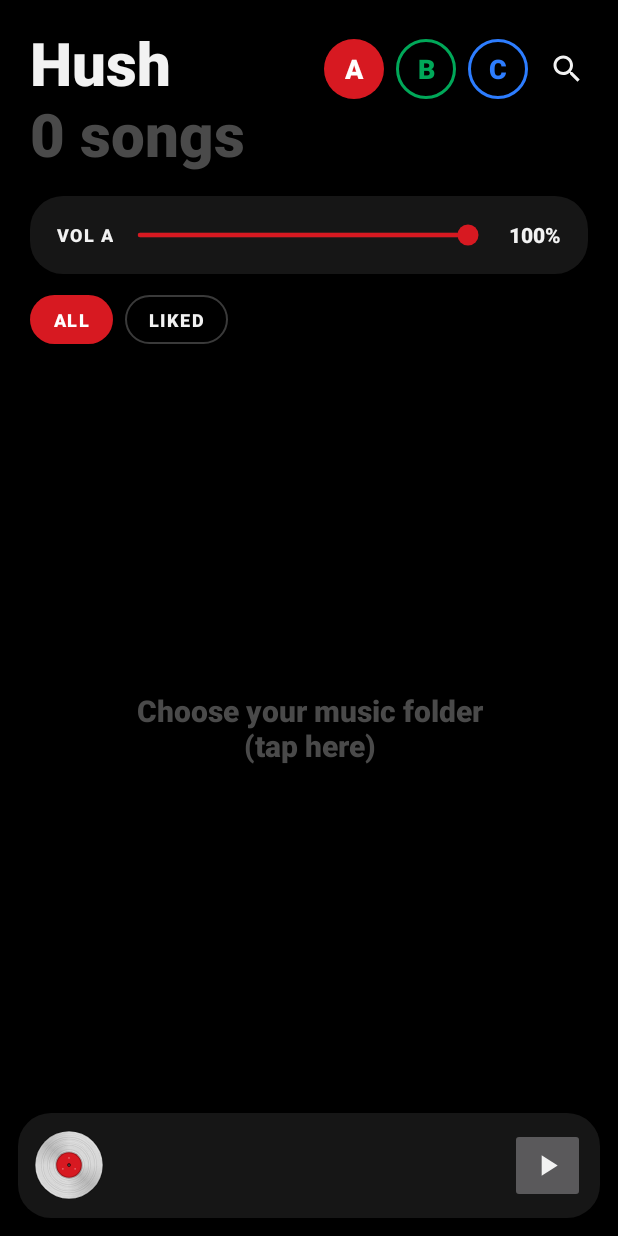
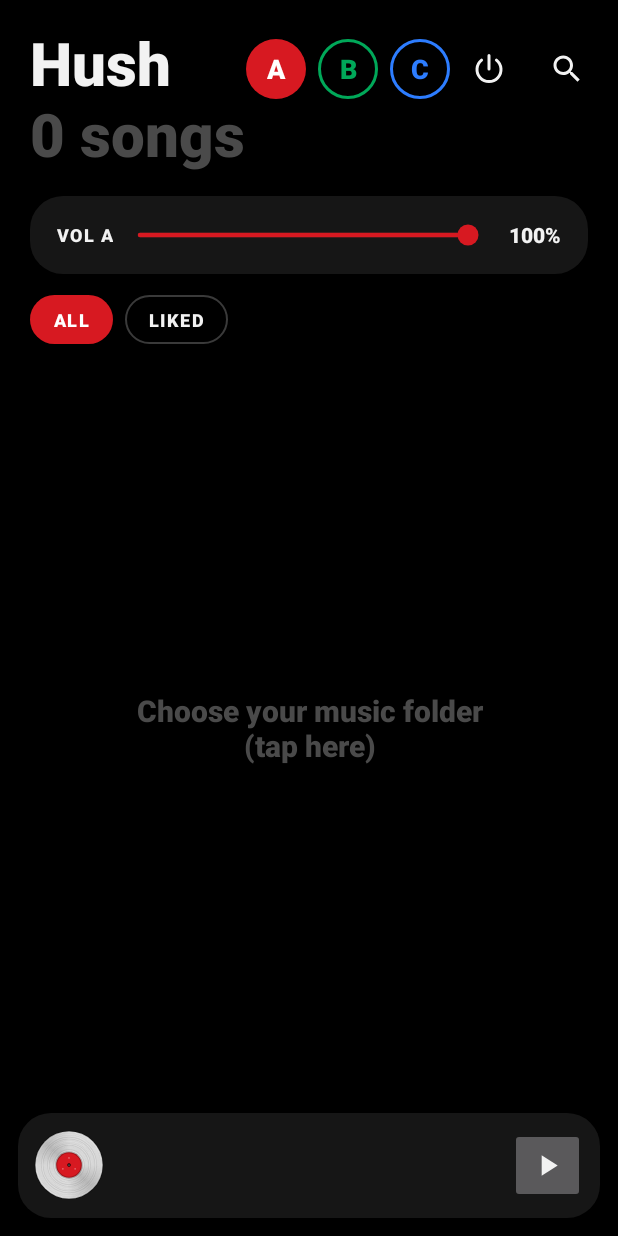
Before and after one commit to divakardznsyk/Hush-music-player, an Android app: the screen it shows after launch (MainActivity), on a phone screen of 412 x 824 dp. Run offline under Robolectric (Android 15) with nearby library versions, the phone set to English and light mode, and no system bars; 36 statements that could not run were skipped.

Commit message:
Remember each deck's queue, HALT hibernation, lighter ticker
Co-Authored-By: Claude Sonnet 5.5 <noreply@anthropic.com>
Claude-Session: https://claude.ai/code/session_01RPsNTUoqLZsedMBpKWADfi

```diff
--- a/app/src/main/java/app/hush/player/MainActivity.kt
+++ b/app/src/main/java/app/hush/player/MainActivity.kt
@@ -238,7 +238,7 @@ class MainActivity : Activity() {
     private val ticker = object : Runnable {
         override fun run() {
             updateProgress()
-            ui.postDelayed(this, 500)
+            ui.postDelayed(this, 1000)
         }
     }
 
@@ -255,7 +255,7 @@ class MainActivity : Activity() {
         bindViews()
         loadAccents()
         favs = (prefs.getStringSet("fav", emptySet()) ?: emptySet()).toMutableSet()
-        val aliveDecks = listOf(d2, d3).filter { prefs.getBoolean("alive${nm(it)}", false) }
+        val aliveDecks = listOf(d2, d3).filter { saved(it) }
 
         list.layoutManager = LinearLayoutManager(this)
         list.adapter = adapter
@@ -282,7 +282,7 @@ class MainActivity : Activity() {
 
         val toggle = View.OnClickListener { toggleDeck(cur) }
         playBtn.setOnClickListener(toggle)
-        miniPlay.setOnClickListener { miniDeck()?.let { toggleDeck(it) } }
+        miniPlay.setOnClickListener { if (halted) unhalt() else miniDeck()?.let { toggleDeck(it) } }
         nextBtn.setOnClickListener { cur.ctrl?.seekToNext() }
         prevBtn.setOnClickListener { cur.ctrl?.seekToPrevious() }
         shuffleBtn.setOnClickListener { cur.ctrl?.let { it.shuffleModeEnabled = !it.shuffleModeEnabled } }
@@ -350,8 +350,13 @@ class MainActivity : Activity() {
 
         applyTheme()
         selectDeck(d1)
-        connect(d1)
-        aliveDecks.forEach { connect(it) }
+        if (!halted) {
+            connect(d1)
+            aliveDecks.forEach { connect(it) }
+        }
+        syncHalt()
+        v<View>(R.id.haltBtn).setOnClickListener { halt() }
+        v<View>(R.id.haltBtn2).setOnClickListener { halt() }
         requestAccess()
         val crash = File(filesDir, "crash.txt")
         if (crash.exists()) {
@@ -755,7 +760,7 @@ class MainActivity : Activity() {
 
     /** Tells you which deck a tap will play on. */
     private fun updateHint() {
-        reorderHint.text = "PLAYS ON DECK ${nm(cur)}"
+        reorderHint.text = if (halted) "HALTED · TAP HALT OR PLAY" else "PLAYS ON DECK ${nm(cur)}"
         reorderHint.setTextColor(cur.accent)
         reorderHint.visibility = if (shown.isNotEmpty()) View.VISIBLE else View.GONE
     }
@@ -816,7 +821,48 @@ class MainActivity : Activity() {
         }, ContextCompat.getMainExecutor(this))
     }
 
+    private val halted get() = prefs.getBoolean("halted", false)
+    private fun saved(d: Deck) = d.idx == 1 || !prefs.getString("q${nm(d)}", "").isNullOrEmpty()
+
+    private fun syncHalt() {
+        val c = if (halted) 0xFFD71921.toInt() else 0xFFF2F2F2.toInt()
+        v<ImageButton>(R.id.haltBtn).setColorFilter(c)
+        v<ImageButton>(R.id.haltBtn2).setColorFilter(c)
+        updateHint()
+    }
+
+    /** Stops every deck, remembers who was playing, and shuts the service down completely. */
+    private fun halt() {
+        if (halted) { unhalt(); return }
+        val keys = decks().filter { it.ctrl?.isPlaying == true }.joinToString("") { nm(it) }
+        prefs.edit().putBoolean("halted", true).putString("haltKeys", keys).apply()
+        for (d in decks()) {
+            d.ctrl?.pause()
+            d.ctrl?.removeListener(d.listener)
+            d.future?.let { MediaController.releaseFuture(it) }
+            d.ctrl = null
+            d.future = null
+            d.pending.clear()
+            d.playing = false
+        }
+        startService(Intent(this, PlaybackService::class.java).setAction(PlaybackService.ACTION_HALT))
+        syncHalt()
+        syncPlay()
+    }
+
+    private fun unhalt() {
+        val keys = prefs.getString("haltKeys", "") ?: ""
+        prefs.edit().putBoolean("halted", false).apply()
+        ContextCompat.startForegroundService(
+            this, Intent(this, PlaybackService::class.java).setAction(PlaybackService.ACTION_RESUME).putExtra("keys", keys)
+        )
+        connect(d1)
+        decks().filter { it !== d1 && (saved(it) || keys.contains(nm(it))) }.forEach { connect(it) }
+        syncHalt()
+    }
+
     private fun toggleDeck(d: Deck) {
+        if (halted) { unhalt(); return }
         val c = d.ctrl
         when {
             c == null || c.mediaItemCount == 0 -> { selectDeck(d); closePlayer() } // empty: go add songs
@@ -876,7 +922,7 @@ class MainActivity : Activity() {
 
     private fun selectDeck(d: Deck) {
         cur = d
-        if (d.ctrl == null && prefs.getBoolean("alive${nm(d)}", false)) connect(d)
+        if (d.ctrl == null && !halted && saved(d)) connect(d)
         applyTheme()
         updateHint()
         syncTrack()
--- /dev/null
+++ b/app/src/main/res/drawable/ic_halt.xml
@@ -0,0 +1,12 @@
+<?xml version="1.0" encoding="utf-8"?>
+<vector xmlns:android="http://schemas.android.com/apk/res/android"
+    android:width="24dp"
+    android:height="24dp"
+    android:viewportWidth="24"
+    android:viewportHeight="24">
+    <path
+        android:strokeColor="#FFFFFF"
+        android:strokeWidth="2"
+        android:strokeLineCap="round"
+        android:pathData="M12,3v9M7.05,6.05a8,8 0 1,0 9.9,0" />
+</vector>
--- a/app/src/main/res/layout/activity_main.xml
+++ b/app/src/main/res/layout/activity_main.xml
@@ -78,6 +78,16 @@
                 android:gravity="center"
                 android:text="C"
                 android:textSize="18sp" />
+
+            <ImageButton
+                android:id="@+id/haltBtn"
+                android:layout_width="52dp"
+                android:layout_height="52dp"
+                android:background="?android:attr/selectableItemBackgroundBorderless"
+                android:contentDescription="Halt"
+                android:padding="14dp"
+                android:scaleType="fitCenter"
+                android:src="@drawable/ic_halt" />
 
             <ImageButton
                 android:id="@+id/searchBtn"
@@ -380,6 +390,16 @@
                 android:maxLines="1"
                 android:textColor="@color/sub"
                 android:textSize="13sp" />
+
+            <ImageButton
+                android:id="@+id/haltBtn2"
+                android:layout_width="52dp"
+                android:layout_height="52dp"
+                android:background="?android:attr/selectableItemBackgroundBorderless"
+                android:contentDescription="Halt"
+                android:padding="14dp"
+                android:scaleType="fitCenter"
+                android:src="@drawable/ic_halt" />
 
             <ImageButton
                 android:id="@+id/menuBtn"
```
Also changed, not shown: app/src/main/java/app/hush/player/PlaybackService.kt (+81 -0 lines).
